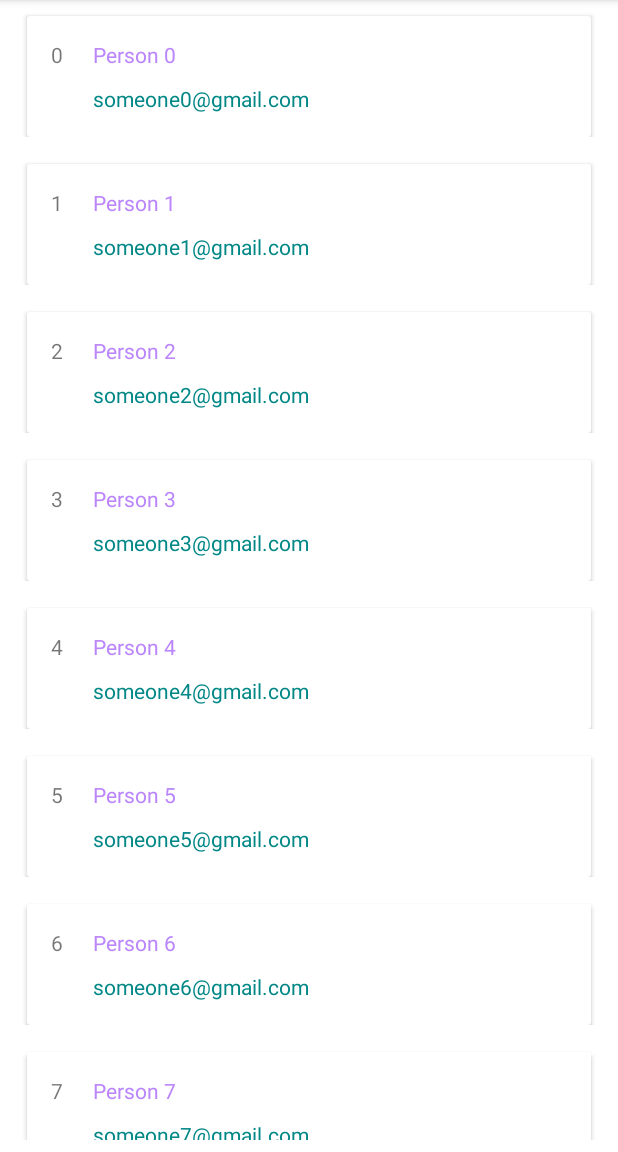
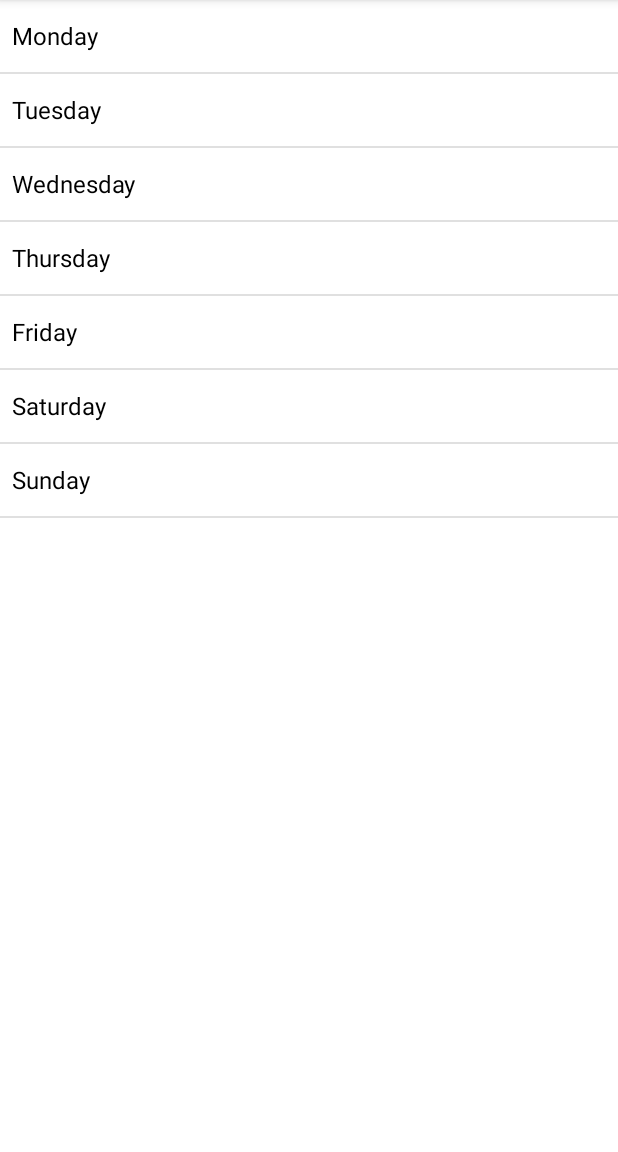
Before and after one commit to Shadow60539/android_layouts, an Android app: the screen it shows after launch (MainActivity), on a phone screen of 412 x 824 dp, the part 84-1236 px from its top. Run offline under Robolectric (Android 15) with nearby library versions, the phone set to English and light mode, and no system bars.

Commit message:
add swipe refresh layout

```diff
--- a/app/build.gradle
+++ b/app/build.gradle
@@ -40,4 +40,6 @@ dependencies {
     testImplementation 'junit:junit:4.13.2'
     androidTestImplementation 'androidx.test.ext:junit:1.1.3'
     androidTestImplementation 'androidx.test.espresso:espresso-core:3.4.0'
+    // SwipeRefresh Layout
+    implementation("androidx.swiperefreshlayout:swiperefreshlayout:1.1.0")
 }
--- a/app/src/main/java/com/example/layouts/MainActivity.kt
+++ b/app/src/main/java/com/example/layouts/MainActivity.kt
@@ -2,46 +2,44 @@ package com.example.layouts
 
 import androidx.appcompat.app.AppCompatActivity
 import android.os.Bundle
-import android.view.MotionEvent
-import android.view.View
-import android.widget.AdapterView
-import android.widget.ArrayAdapter
-import android.widget.Spinner
-import android.widget.Toast
-import androidx.recyclerview.widget.LinearLayoutManager
+import android.util.Log
+import android.widget.*
 import androidx.recyclerview.widget.RecyclerView
+import androidx.swiperefreshlayout.widget.SwipeRefreshLayout
 
 class MainActivity : AppCompatActivity() {
 
-//    private val weekDaysList = listOf<String>(
-//        "Monday",
-//        "Tuesday",
-//        "Wednesday",
-//        "Thursday",
-//        "Friday",
-//        "Saturday",
-//        "Sunday",
-//    )
+    private val weekDaysList = arrayListOf<String>(
+        "Monday",
+        "Tuesday",
+        "Wednesday",
+        "Thursday",
+        "Friday",
+        "Saturday",
+        "Sunday",
+    )
 
-    private val users = mutableListOf<User>()
-//    private lateinit var adapter: ArrayAdapter<User>
+//    private val users = mutableListOf<User>()
+    private lateinit var adapter: ArrayAdapter<String>
 //    lateinit var spWeekDays: Spinner
-    private lateinit var userAdapter: UserAdapter
-    private lateinit var recyclerView: RecyclerView
+//    private lateinit var userAdapter: UserAdapter
+    private lateinit var lvUsers: ListView
+//    private lateinit var recyclerView: RecyclerView
+    private lateinit var refreshLayout: SwipeRefreshLayout
 
     override fun onCreate(savedInstanceState: Bundle?) {
         super.onCreate(savedInstanceState)
         setContentView(R.layout.listview)
 
-        for (i in 0..10) {
-            users.add(User(i, "Person $i", "someone$i@gmail.com"))
-        }
+//        for (i in 0..10) {
+//            users.add(User(i, "Person $i", "someone$i@gmail.com"))
+//        }
 
-//        adapter = ArrayAdapter<User>(
-//            this,
-//            androidx.appcompat.R.layout.support_simple_spinner_dropdown_item,
-//            users,
-//        )
+        adapter = ArrayAdapter<String>(
+            this,
+            androidx.appcompat.R.layout.support_simple_spinner_dropdown_item,
+            weekDaysList,
+        )
 //        spWeekDays = findViewById(R.id.spWeekdays)
 //        spWeekDays.adapter = adapter
 //
@@ -54,12 +52,25 @@ class MainActivity : AppCompatActivity() {
 //            }
 //
 //        }
-        recyclerView = findViewById(R.id.rvUsers)
-        recyclerView.setHasFixedSize(true)
-        recyclerView.layoutManager = LinearLayoutManager(this)
-        userAdapter = UserAdapter(users) {
-            Toast.makeText(this, users[it].email, Toast.LENGTH_SHORT).show()
+//        recyclerView = findViewById(R.id.rvUsers)
+//        recyclerView.setHasFixedSize(true)
+//        recyclerView.layoutManager = LinearLayoutManager(this)
+//        userAdapter = UserAdapter(users) {
+//            Toast.makeText(this, users[it].email, Toast.LENGTH_SHORT).show()
+//        }
+//        recyclerView.adapter = userAdapter
+        lvUsers = findViewById(R.id.lvUsers)
+        lvUsers.adapter = adapter
+        lvUsers.setOnItemClickListener { _, _, index, _ ->
+            Toast.makeText(this, weekDaysList[index], Toast.LENGTH_SHORT).show()
         }
-        recyclerView.adapter = userAdapter
+
+        refreshLayout = findViewById<SwipeRefreshLayout>(R.id.refreshLayout).apply {
+            setOnRefreshListener {
+                weekDaysList.add(0,weekDaysList.random())
+                adapter.notifyDataSetChanged()
+                this.isRefreshing = false
+            }
+        }
     }
 }
--- a/app/src/main/res/layout/listview.xml
+++ b/app/src/main/res/layout/listview.xml
@@ -5,14 +5,34 @@
     android:layout_width="match_parent"
     android:layout_height="match_parent">
 
-    <androidx.recyclerview.widget.RecyclerView
-        android:id="@+id/rvUsers"
+    <androidx.swiperefreshlayout.widget.SwipeRefreshLayout
+        android:id="@+id/refreshLayout"
         android:layout_width="match_parent"
-        android:layout_height="wrap_content"
-        android:layout_marginBottom="16dp"
-        app:layout_constraintBottom_toBottomOf="parent"
+        android:layout_height="match_parent"
         app:layout_constraintEnd_toEndOf="parent"
         app:layout_constraintHorizontal_bias="0.5"
         app:layout_constraintStart_toStartOf="parent"
-        app:layout_constraintTop_toTopOf="parent" />
+        app:layout_constraintTop_toTopOf="parent">
+
+        <ListView
+            android:id="@+id/lvUsers"
+            android:layout_width="match_parent"
+            android:layout_height="wrap_content"
+            app:layout_constraintEnd_toEndOf="parent"
+            app:layout_constraintHorizontal_bias="0.5"
+            app:layout_constraintStart_toStartOf="parent"
+            app:layout_constraintTop_toTopOf="parent" />
+
+    </androidx.swiperefreshlayout.widget.SwipeRefreshLayout>
+
+    <!--    <androidx.recyclerview.widget.RecyclerView-->
+    <!--        android:id="@+id/rvUsers"-->
+    <!--        android:layout_width="match_parent"-->
+    <!--        android:layout_height="wrap_content"-->
+    <!--        android:layout_marginBottom="16dp"-->
+    <!--        app:layout_constraintBottom_toBottomOf="parent"-->
+    <!--        app:layout_constraintEnd_toEndOf="parent"-->
+    <!--        app:layout_constraintHorizontal_bias="0.5"-->
+    <!--        app:layout_constraintStart_toStartOf="parent"-->
+    <!--        app:layout_constraintTop_toTopOf="parent" />-->
 </androidx.constraintlayout.widget.ConstraintLayout>
```
